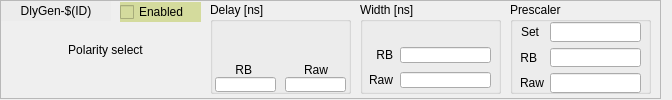
Before: the Qt Designer form ui/EVR/evr_pulser.ui in epics-modules/mrfioc2, drawn with Qt 5.
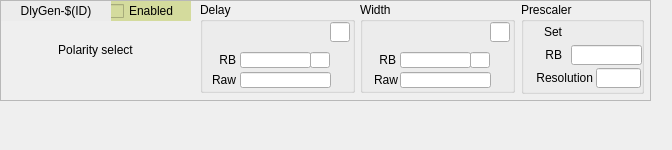
After: the same form once the commit is applied. Custom widgets are drawn as their Qt base class.

What changed in the file:
```diff
--- a/ui/EVR/evr_pulser.ui
+++ b/ui/EVR/evr_pulser.ui
@@ -7,7 +7,7 @@
     <x>0</x>
     <y>0</y>
     <width>672</width>
-    <height>100</height>
+    <height>150</height>
    </rect>
   </property>
   <property name="windowTitle">
@@ -18,8 +18,8 @@
     <rect>
      <x>0</x>
      <y>0</y>
-     <width>661</width>
-     <height>99</height>
+     <width>651</width>
+     <height>101</height>
     </rect>
    </property>
    <property name="frameShape">
@@ -31,7 +31,7 @@
    <widget class="QLabel" name="label_14">
     <property name="geometry">
      <rect>
-      <x>30</x>
+      <x>20</x>
       <y>40</y>
       <width>151</width>
       <height>20</height>
@@ -47,8 +47,8 @@
    <widget class="caToggleButton" name="catogglebutton">
     <property name="geometry">
      <rect>
-      <x>120</x>
-      <y>2</y>
+      <x>110</x>
+      <y>1</y>
       <width>81</width>
       <height>20</height>
      </rect>
@@ -106,7 +106,7 @@
    <widget class="caChoice" name="cachoice">
     <property name="geometry">
      <rect>
-      <x>30</x>
+      <x>20</x>
       <y>60</y>
       <width>151</width>
       <height>20</height>
@@ -154,19 +154,19 @@
      <rect>
       <x>360</x>
       <y>2</y>
-      <width>141</width>
-      <height>92</height>
+      <width>155</width>
+      <height>91</height>
      </rect>
     </property>
     <property name="title">
-     <string>Width [ns]</string>
+     <string>Width</string>
     </property>
     <widget class="caSpinbox" name="caspinbox">
      <property name="geometry">
       <rect>
        <x>5</x>
        <y>20</y>
-       <width>131</width>
+       <width>125</width>
        <height>20</height>
       </rect>
      </property>
@@ -188,9 +188,9 @@
      <property name="geometry">
       <rect>
        <x>5</x>
-       <y>45</y>
-       <width>28</width>
-       <height>15</height>
+       <y>50</y>
+       <width>31</width>
+       <height>16</height>
       </rect>
      </property>
      <property name="text">
@@ -203,10 +203,10 @@
     <widget class="QLabel" name="label_32">
      <property name="geometry">
       <rect>
-       <x>5</x>
+       <x>10</x>
        <y>70</y>
        <width>28</width>
-       <height>15</height>
+       <height>16</height>
       </rect>
      </property>
      <property name="text">
@@ -220,8 +220,8 @@
      <property name="geometry">
       <rect>
        <x>40</x>
-       <y>45</y>
-       <width>91</width>
+       <y>50</y>
+       <width>71</width>
        <height>16</height>
       </rect>
      </property>
@@ -242,49 +242,52 @@
       <string notr="true">$(EVR):DlyGen-$(ID)-Width-Raw-RB</string>
      </property>
     </widget>
+    <widget class="caLineEdit" name="calineedit_15">
+     <property name="geometry">
+      <rect>
+       <x>130</x>
+       <y>20</y>
+       <width>20</width>
+       <height>20</height>
+      </rect>
+     </property>
+     <property name="channel" stdset="0">
+      <string notr="true">$(EVR):DlyGen-$(ID)-Delay-SP.EGU</string>
+     </property>
+    </widget>
+    <widget class="caLineEdit" name="calineedit_16">
+     <property name="geometry">
+      <rect>
+       <x>110</x>
+       <y>50</y>
+       <width>20</width>
+       <height>16</height>
+      </rect>
+     </property>
+     <property name="channel" stdset="0">
+      <string notr="true">$(EVR):DlyGen-$(ID)-Width-RB.EGU</string>
+     </property>
+    </widget>
    </widget>
    <widget class="QGroupBox" name="groupBox_2">
     <property name="geometry">
      <rect>
-      <x>210</x>
+      <x>200</x>
       <y>2</y>
-      <width>141</width>
-      <height>92</height>
+      <width>155</width>
+      <height>91</height>
      </rect>
     </property>
     <property name="title">
-     <string>Delay [ns]</string>
+     <string>Delay</string>
     </property>
-    <widget class="caNumeric" name="canumeric">
-     <property name="geometry">
-      <rect>
-       <x>5</x>
-       <y>20</y>
-       <width>131</width>
-       <height>35</height>
-      </rect>
-     </property>
-     <property name="toolTip">
-      <string>Time between the trigger and pulse action.</string>
-     </property>
-     <property name="channel" stdset="0">
-      <string notr="true">$(EVR):DlyGen-$(ID)-Delay-SP</string>
-     </property>
-     <property name="background">
-      <color>
-       <red>212</red>
-       <green>219</green>
-       <blue>157</blue>
-      </color>
-     </property>
-    </widget>
     <widget class="QLabel" name="label_29">
      <property name="geometry">
       <rect>
-       <x>25</x>
-       <y>60</y>
-       <width>17</width>
-       <height>15</height>
+       <x>5</x>
+       <y>50</y>
+       <width>31</width>
+       <height>16</height>
       </rect>
      </property>
      <property name="text">
@@ -297,14 +300,14 @@
     <widget class="caLineEdit" name="calineedit_8">
      <property name="geometry">
       <rect>
-       <x>5</x>
-       <y>75</y>
-       <width>61</width>
-       <height>15</height>
+       <x>40</x>
+       <y>50</y>
+       <width>71</width>
+       <height>16</height>
       </rect>
      </property>
      <property name="alignment">
-      <set>Qt::AlignCenter</set>
+      <set>Qt::AlignLeading|Qt::AlignLeft|Qt::AlignVCenter</set>
      </property>
      <property name="channel" stdset="0">
       <string notr="true">$(EVR):DlyGen-$(ID)-Delay-RB</string>
@@ -313,14 +316,14 @@
     <widget class="caLineEdit" name="calineedit_9">
      <property name="geometry">
       <rect>
-       <x>75</x>
-       <y>75</y>
-       <width>61</width>
-       <height>15</height>
+       <x>40</x>
+       <y>70</y>
+       <width>91</width>
+       <height>16</height>
       </rect>
      </property>
      <property name="alignment">
-      <set>Qt::AlignCenter</set>
+      <set>Qt::AlignLeading|Qt::AlignLeft|Qt::AlignVCenter</set>
      </property>
      <property name="channel" stdset="0">
       <string notr="true">$(EVR):DlyGen-$(ID)-Delay-Raw-RB</string>
@@ -329,10 +332,10 @@
     <widget class="QLabel" name="label_30">
      <property name="geometry">
       <rect>
-       <x>90</x>
-       <y>60</y>
-       <width>28</width>
-       <height>15</height>
+       <x>5</x>
+       <y>70</y>
+       <width>31</width>
+       <height>16</height>
       </rect>
      </property>
      <property name="text">
@@ -342,13 +345,65 @@
       <set>Qt::AlignRight|Qt::AlignTrailing|Qt::AlignVCenter</set>
      </property>
     </widget>
+    <widget class="caSpinbox" name="caspinbox_2">
+     <property name="geometry">
+      <rect>
+       <x>5</x>
+       <y>20</y>
+       <width>125</width>
+       <height>20</height>
+      </rect>
+     </property>
+     <property name="toolTip">
+      <string/>
+     </property>
+     <property name="channel" stdset="0">
+      <string notr="true">$(EVR):DlyGen-$(ID)-Delay-SP</string>
+     </property>
+     <property name="background">
+      <color>
+       <red>212</red>
+       <green>219</green>
+       <blue>157</blue>
+      </color>
+     </property>
+     <property name="fixedFormat">
+      <bool>false</bool>
+     </property>
+    </widget>
+    <widget class="caLineEdit" name="calineedit_14">
+     <property name="geometry">
+      <rect>
+       <x>130</x>
+       <y>20</y>
+       <width>20</width>
+       <height>20</height>
+      </rect>
+     </property>
+     <property name="channel" stdset="0">
+      <string notr="true">$(EVR):DlyGen-$(ID)-Delay-SP.EGU</string>
+     </property>
+    </widget>
+    <widget class="caLineEdit" name="calineedit_17">
+     <property name="geometry">
+      <rect>
+       <x>110</x>
+       <y>50</y>
+       <width>20</width>
+       <height>16</height>
+      </rect>
+     </property>
+     <property name="channel" stdset="0">
+      <string notr="true">$(EVR):DlyGen-$(ID)-Delay-RB.EGU</string>
+     </property>
+    </widget>
    </widget>
    <widget class="caFrame" name="caframe">
     <property name="geometry">
      <rect>
-      <x>510</x>
+      <x>520</x>
       <y>2</y>
-      <width>142</width>
+      <width>125</width>
       <height>93</height>
      </rect>
     </property>
@@ -361,111 +416,125 @@
     <widget class="QGroupBox" name="groupBox_3">
      <property name="geometry">
       <rect>
-       <x>0</x>
+       <x>1</x>
        <y>0</y>
-       <width>141</width>
+       <width>123</width>
        <height>92</height>
       </rect>
      </property>
      <property name="title">
       <string>Prescaler</string>
      </property>
-     <widget class="QWidget" name="formLayoutWidget_3">
+     <widget class="caLineEdit" name="calineedit_11">
       <property name="geometry">
        <rect>
+        <x>75</x>
+        <y>66</y>
+        <width>45</width>
+        <height>20</height>
+       </rect>
+      </property>
+      <property name="channel" stdset="0">
+       <string notr="true">$(EVR):DlyGen-$(ID)-Res-I</string>
+      </property>
+     </widget>
+     <widget class="QLabel" name="label_23">
+      <property name="geometry">
+       <rect>
         <x>10</x>
         <y>20</y>
-        <width>121</width>
-        <height>71</height>
+        <width>31</width>
+        <height>20</height>
        </rect>
       </property>
-      <layout class="QFormLayout" name="formLayout_3">
-       <item row="0" column="0">
-        <widget class="QLabel" name="label_23">
-         <property name="text">
-          <string>Set</string>
-         </property>
-         <property name="alignment">
-          <set>Qt::AlignRight|Qt::AlignTrailing|Qt::AlignVCenter</set>
-         </property>
-        </widget>
-       </item>
-       <item row="1" column="0">
-        <widget class="QLabel" name="label_24">
-         <property name="text">
-          <string>RB</string>
-         </property>
-         <property name="alignment">
-          <set>Qt::AlignRight|Qt::AlignTrailing|Qt::AlignVCenter</set>
-         </property>
-        </widget>
-       </item>
-       <item row="2" column="0">
-        <widget class="QLabel" name="label_25">
-         <property name="text">
-          <string>Raw</string>
-         </property>
-         <property name="alignment">
-          <set>Qt::AlignRight|Qt::AlignTrailing|Qt::AlignVCenter</set>
-         </property>
-        </widget>
-       </item>
-       <item row="0" column="1">
-        <widget class="caTextEntry" name="catextentry_8">
-         <property name="toolTip">
-          <string>Decreases the resolution of both, delay and width, by an integer multiple.</string>
-         </property>
-         <property name="channel" stdset="0">
-          <string notr="true">$(EVR):DlyGen-$(ID)-Prescaler-SP</string>
-         </property>
-         <property name="background">
-          <color>
-           <red>212</red>
-           <green>219</green>
-           <blue>157</blue>
-          </color>
-         </property>
-         <property name="colorMode">
-          <enum>caLineEdit::Static</enum>
-         </property>
-        </widget>
-       </item>
-       <item row="1" column="1">
-        <widget class="caLineEdit" name="calineedit_10">
-         <property name="channel" stdset="0">
-          <string notr="true">$(EVR):DlyGen-$(ID)-Prescaler-RB</string>
-         </property>
-        </widget>
-       </item>
-       <item row="2" column="1">
-        <widget class="caLineEdit" name="calineedit_11">
-         <property name="channel" stdset="0">
-          <string notr="true">$(EVR):DlyGen-$(ID)-Res-I</string>
-         </property>
-        </widget>
-       </item>
-      </layout>
+      <property name="text">
+       <string>Set</string>
+      </property>
+      <property name="alignment">
+       <set>Qt::AlignRight|Qt::AlignTrailing|Qt::AlignVCenter</set>
+      </property>
+     </widget>
+     <widget class="caLineEdit" name="calineedit_10">
+      <property name="geometry">
+       <rect>
+        <x>50</x>
+        <y>43</y>
+        <width>71</width>
+        <height>20</height>
+       </rect>
+      </property>
+      <property name="channel" stdset="0">
+       <string notr="true">$(EVR):DlyGen-$(ID)-Prescaler-RB</string>
+      </property>
+     </widget>
+     <widget class="QLabel" name="label_24">
+      <property name="geometry">
+       <rect>
+        <x>10</x>
+        <y>43</y>
+        <width>31</width>
+        <height>20</height>
+       </rect>
+      </property>
+      <property name="text">
+       <string>RB</string>
+      </property>
+      <property name="alignment">
+       <set>Qt::AlignRight|Qt::AlignTrailing|Qt::AlignVCenter</set>
+      </property>
+     </widget>
+     <widget class="QLabel" name="label_25">
+      <property name="geometry">
+       <rect>
+        <x>1</x>
+        <y>66</y>
+        <width>71</width>
+        <height>20</height>
+       </rect>
+      </property>
+      <property name="text">
+       <string>Resolution</string>
+      </property>
+      <property name="alignment">
+       <set>Qt::AlignRight|Qt::AlignTrailing|Qt::AlignVCenter</set>
+      </property>
+     </widget>
+     <widget class="caSpinbox" name="caspinbox_3">
+      <property name="geometry">
+       <rect>
+        <x>50</x>
+        <y>20</y>
+        <width>71</width>
+        <height>20</height>
+       </rect>
+      </property>
+      <property name="toolTip">
+       <string>How long does a pulse state stay active</string>
+      </property>
+      <property name="channel" stdset="0">
+       <string notr="true">$(EVR):DlyGen-$(ID)-Prescaler-SP</string>
+      </property>
+      <property name="background">
+       <color>
+        <red>212</red>
+        <green>219</green>
+        <blue>157</blue>
+       </color>
+      </property>
+      <property name="fixedFormat">
+       <bool>false</bool>
+      </property>
      </widget>
     </widget>
    </widget>
   </widget>
  </widget>
  <customwidgets>
-  <customwidget>
-   <class>caNumeric</class>
-   <extends>QFrame</extends>
-   <header>caNumeric</header>
-  </customwidget>
   <customwidget>
    <class>caChoice</class>
    <extends>QWidget</extends>
    <header>caChoice</header>
   </customwidget>
-  <customwidget>
-   <class>caTextEntry</class>
-   <extends>caLineEdit</extends>
-   <header>caTextEntry</header>
-  </customwidget>
   <customwidget>
    <class>caToggleButton</class>
    <extends>QCheckBox</extends>
```
Left out of the diff: 3 changed lines with no effect on the pictures.
